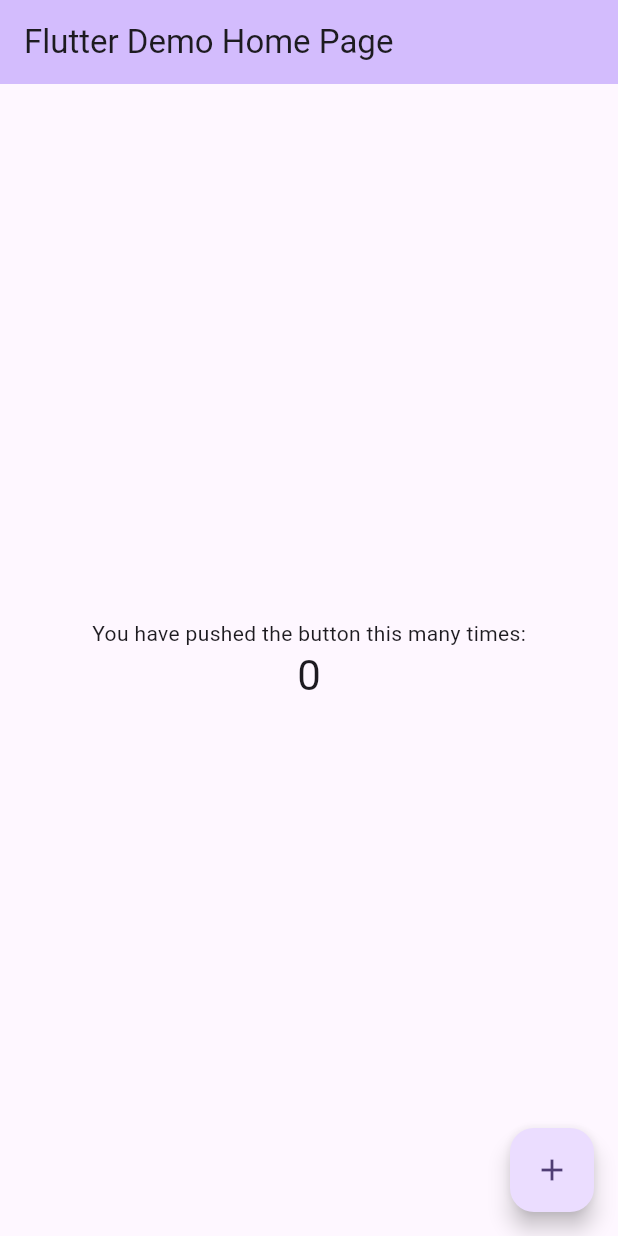
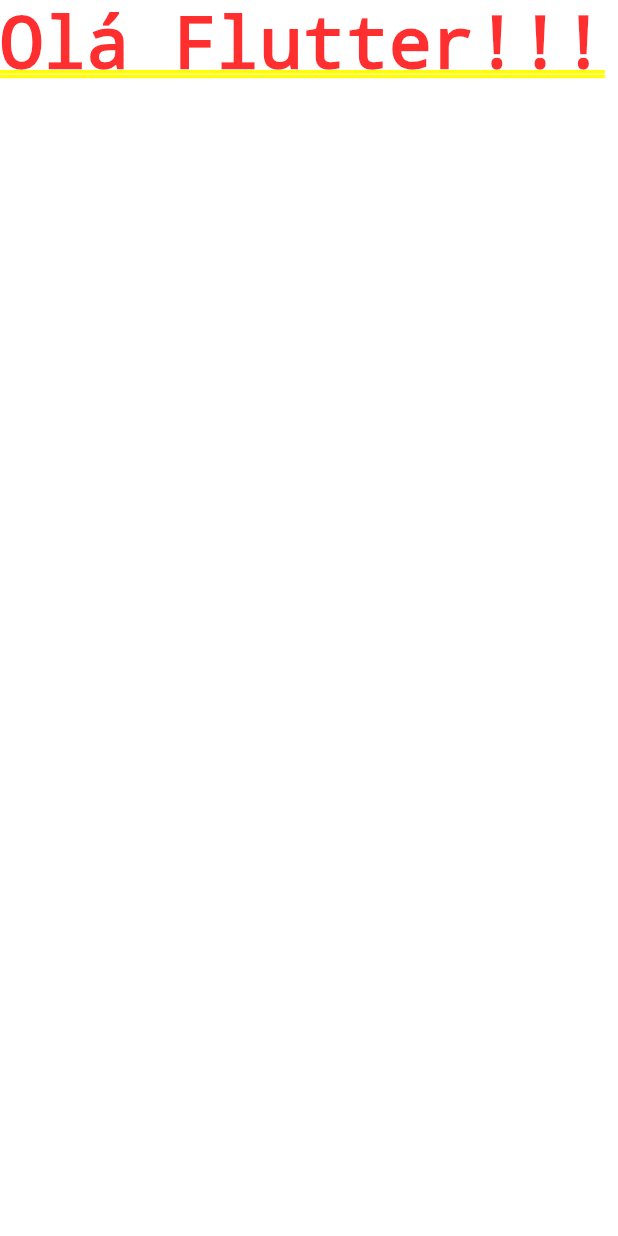
Before and after one commit to renansaraiva/flutterCourse, a Flutter app: the screen it shows after launch, on a phone screen of 412 x 824 dp. Run offline on Flutter 3.47's test engine with Material 3 defaults, Android fonts, the phone set to English and light mode, and no system bars.

Commit message:
Seção 2 - Aula 29 - Construindo o Primeiro Widget 02

```diff
--- a/projeto_perguntas/lib/main.dart
+++ b/projeto_perguntas/lib/main.dart
@@ -1,125 +1,15 @@
+
+
 import 'package:flutter/material.dart';
 
 void main() {
-  runApp(const MyApp());
+  runApp(new PerguntaApp());
 }
 
-class MyApp extends StatelessWidget {
-  const MyApp({super.key});
-
-  // This widget is the root of your application.
-  @override
+class PerguntaApp extends StatelessWidget {
   Widget build(BuildContext context) {
     return MaterialApp(
-      title: 'Flutter Demo',
-      theme: ThemeData(
-        // This is the theme of your application.
-        //
-        // TRY THIS: Try running your application with "flutter run". You'll see
-        // the application has a purple toolbar. Then, without quitting the app,
-        // try changing the seedColor in the colorScheme below to Colors.green
-        // and then invoke "hot reload" (save your changes or press the "hot
-        // reload" button in a Flutter-supported IDE, or press "r" if you used
-        // the command line to start the app).
-        //
-        // Notice that the counter didn't reset back to zero; the application
-        // state is not lost during the reload. To reset the state, use hot
-        // restart instead.
-        //
-        // This works for code too, not just values: Most code changes can be
-        // tested with just a hot reload.
-        colorScheme: ColorScheme.fromSeed(seedColor: Colors.deepPurple),
-        useMaterial3: true,
-      ),
-      home: const MyHomePage(title: 'Flutter Demo Home Page'),
+      home: Text('Olá Flutter!!!')
     );
   }
 }
-
-class MyHomePage extends StatefulWidget {
-  const MyHomePage({super.key, required this.title});
-
-  // This widget is the home page of your application. It is stateful, meaning
-  // that it has a State object (defined below) that contains fields that affect
-  // how it looks.
-
-  // This class is the configuration for the state. It holds the values (in this
-  // case the title) provided by the parent (in this case the App widget) and
-  // used by the build method of the State. Fields in a Widget subclass are
-  // always marked "final".
-
-  final String title;
-
-  @override
-  State<MyHomePage> createState() => _MyHomePageState();
-}
-
-class _MyHomePageState extends State<MyHomePage> {
-  int _counter = 0;
-
-  void _incrementCounter() {
-    setState(() {
-      // This call to setState tells the Flutter framework that something has
-      // changed in this State, which causes it to rerun the build method below
-      // so that the display can reflect the updated values. If we changed
-      // _counter without calling setState(), then the build method would not be
-      // called again, and so nothing would appear to happen.
-      _counter++;
-    });
-  }
-
-  @override
-  Widget build(BuildContext context) {
-    // This method is rerun every time setState is called, for instance as done
-    // by the _incrementCounter method above.
-    //
-    // The Flutter framework has been optimized to make rerunning build methods
-    // fast, so that you can just rebuild anything that needs updating rather
-    // than having to individually change instances of widgets.
-    return Scaffold(
-      appBar: AppBar(
-        // TRY THIS: Try changing the color here to a specific color (to
-        // Colors.amber, perhaps?) and trigger a hot reload to see the AppBar
-        // change color while the other colors stay the same.
-        backgroundColor: Theme.of(context).colorScheme.inversePrimary,
-        // Here we take the value from the MyHomePage object that was created by
-        // the App.build method, and use it to set our appbar title.
-        title: Text(widget.title),
-      ),
-      body: Center(
-        // Center is a layout widget. It takes a single child and positions it
-        // in the middle of the parent.
-        child: Column(
-          // Column is also a layout widget. It takes a list of children and
-          // arranges them vertically. By default, it sizes itself to fit its
-          // children horizontally, and tries to be as tall as its parent.
-          //
-          // Column has various properties to control how it sizes itself and
-          // how it positions its children. Here we use mainAxisAlignment to
-          // center the children vertically; the main axis here is the vertical
-          // axis because Columns are vertical (the cross axis would be
-          // horizontal).
-          //
-          // TRY THIS: Invoke "debug painting" (choose the "Toggle Debug Paint"
-          // action in the IDE, or press "p" in the console), to see the
-          // wireframe for each widget.
-          mainAxisAlignment: MainAxisAlignment.center,
-          children: <Widget>[
-            const Text(
-              'You have pushed the button this many times:',
-            ),
-            Text(
-              '$_counter',
-              style: Theme.of(context).textTheme.headlineMedium,
-            ),
-          ],
-        ),
-      ),
-      floatingActionButton: FloatingActionButton(
-        onPressed: _incrementCounter,
-        tooltip: 'Increment',
-        child: const Icon(Icons.add),
-      ), // This trailing comma makes auto-formatting nicer for build methods.
-    );
-  }
-}
--- a/teste_linux.txt
+++ /dev/null
@@ -1 +0,0 @@
-TESTE COMMIT LINUX
```
Also changed, not shown: projeto_perguntas/pubspec.lock, teste/pubspec.lock, 126 other files.
